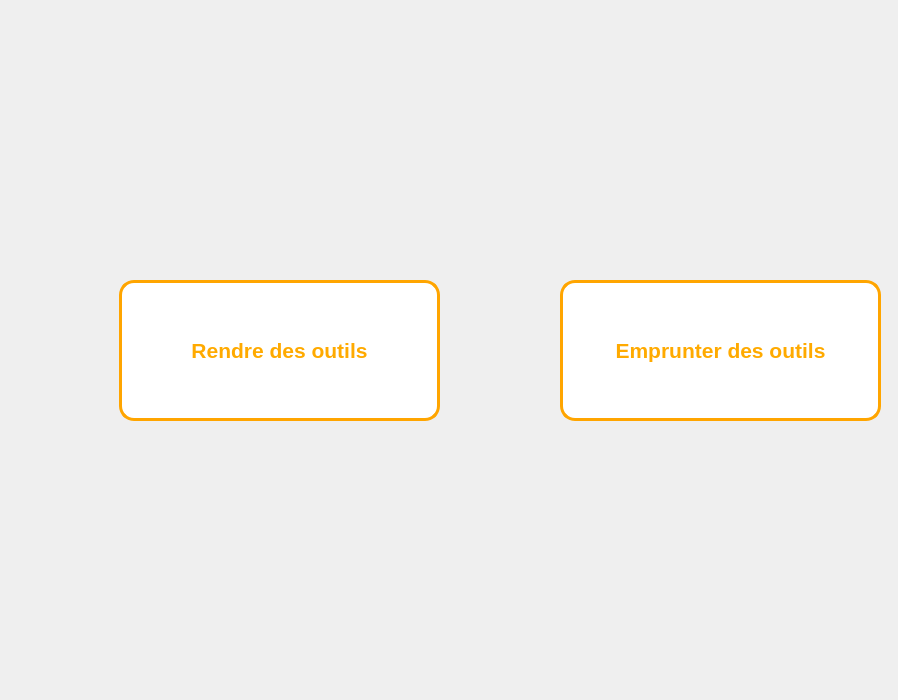
First picture: the form in FabLabEmprunt/pageAccueil.ui, repository Fablab-app-emprunt/App, before the edit.
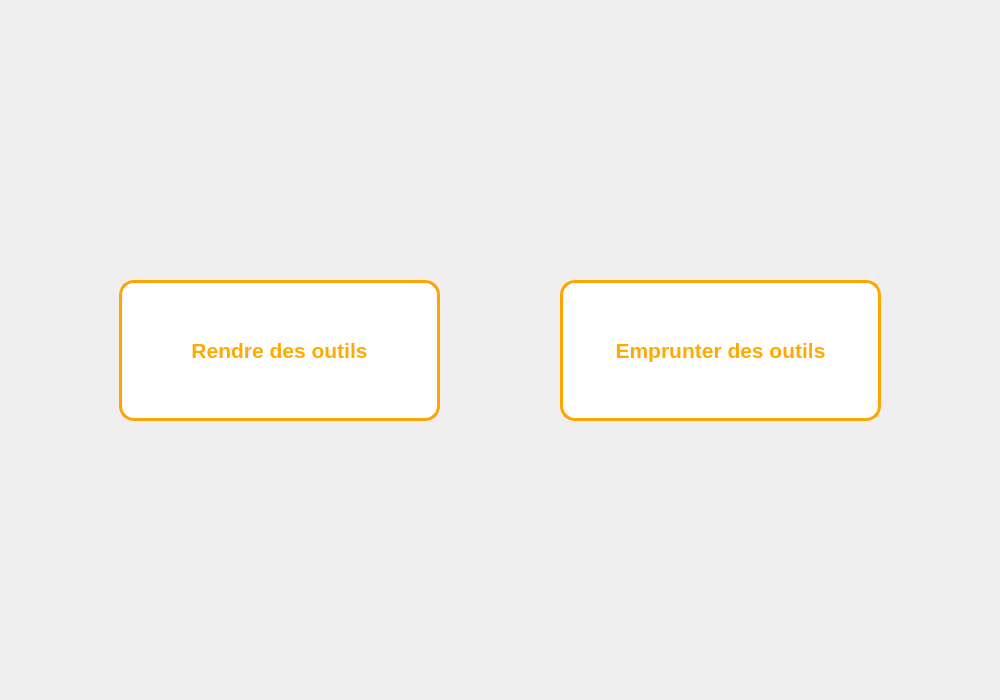
Second picture: the form after the edit.

```diff
--- a/FabLabEmprunt/pageAccueil.ui
+++ b/FabLabEmprunt/pageAccueil.ui
@@ -6,7 +6,7 @@
    <rect>
     <x>0</x>
     <y>0</y>
-    <width>898</width>
+    <width>1000</width>
     <height>700</height>
    </rect>
   </property>
```
Left out of the diff: 54 changed lines with no effect on the pictures.
